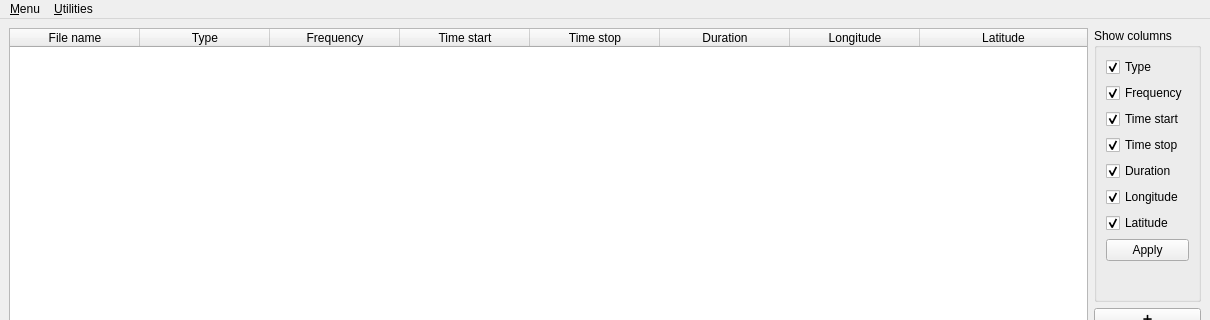
This is seisviewer/gui/forms/MainWindowForm.ui in ArtCode-Kazan/SeisViewer as Qt 5 draws it before an edit; both pictures show x 0 to 1210 and y 0 to 320 of the 1210 by 474 pixel window. The edited form follows.
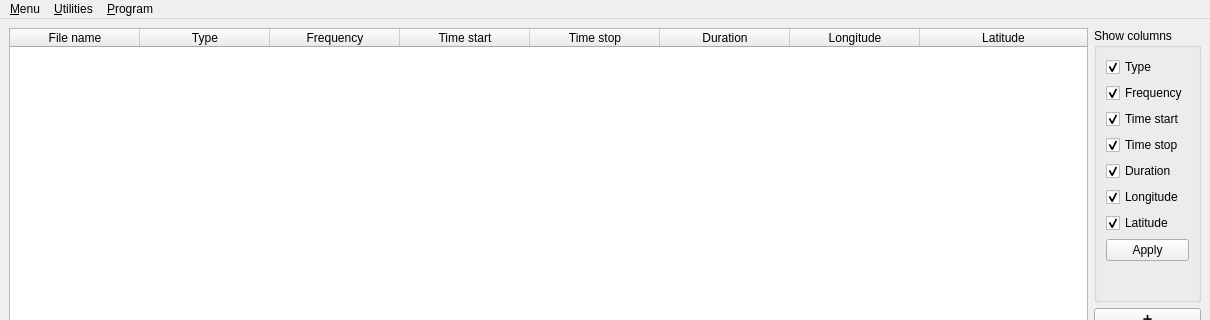
This is the edited form.

```diff
--- a/seisviewer/gui/forms/MainWindowForm.ui
+++ b/seisviewer/gui/forms/MainWindowForm.ui
@@ -274,8 +274,15 @@
     <addaction name="aFilesJoining"/>
     <addaction name="aFileHeaderRedactor"/>
    </widget>
+   <widget class="QMenu" name="menuProgram">
+    <property name="title">
+     <string>&amp;Program</string>
+    </property>
+    <addaction name="aUpdate"/>
+   </widget>
    <addaction name="menuProcessing"/>
    <addaction name="menuUtilities"/>
+   <addaction name="menuProgram"/>
   </widget>
   <widget class="QStatusBar" name="statusbar"/>
   <action name="aSpectrograms">
```
Left out of the diff: 7 changed lines with no effect on the pictures.
